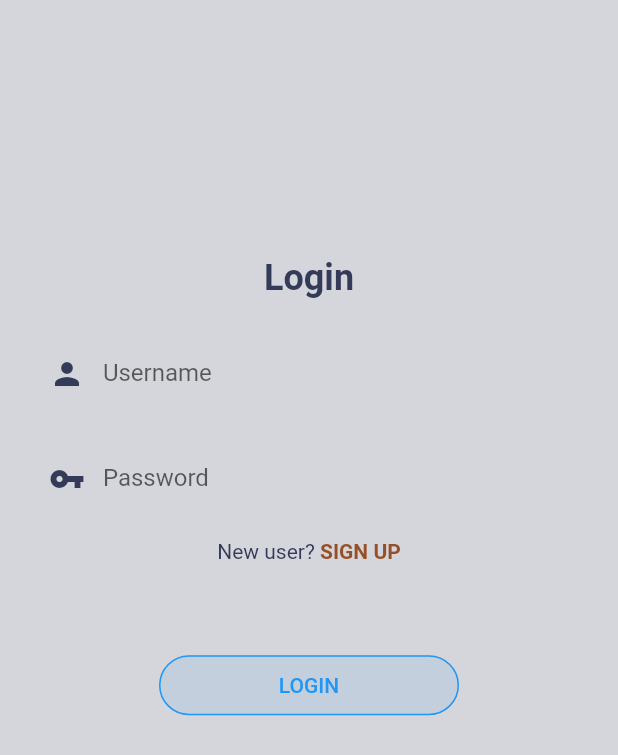
After one commit to GregoryKogan/Insighter-Frontend, a Flutter app: the LoginView screen opened directly, on a phone screen of 412 x 824 dp. The commit adds this screen. Shown: the top 755 px of the screen. Run offline on Flutter 3.47's test engine with Material 2 defaults, Android fonts, the phone set to English and light mode, and no system bars; our stand-ins replace flutter_secure_storage, get, get_storage; missing offline and left inert: jwt_decode; accounts and stored records are empty; network calls fail.

Commit message:
ScrollableView widget created

```diff
--- a/mw_insider/lib/theming/themes.dart
+++ b/mw_insider/lib/theming/themes.dart
@@ -4,16 +4,20 @@ class MyColors extends ThemeExtension<MyColors> {
   const MyColors({
     required this.textColor,
     required this.errorColor,
+    required this.overScrollColor,
   });
 
   final Color? textColor;
   final Color? errorColor;
+  final Color? overScrollColor;
 
   @override
-  ThemeExtension<MyColors> copyWith({Color? textColor, Color? errorColor}) {
+  ThemeExtension<MyColors> copyWith(
+      {Color? textColor, Color? errorColor, Color? overScrollColor}) {
     return MyColors(
       textColor: textColor ?? this.textColor,
       errorColor: errorColor ?? this.errorColor,
+      overScrollColor: overScrollColor ?? this.overScrollColor,
     );
   }
 
@@ -25,6 +29,7 @@ class MyColors extends ThemeExtension<MyColors> {
     return MyColors(
       textColor: Color.lerp(textColor, other.textColor, t),
       errorColor: Color.lerp(errorColor, other.errorColor, t),
+      overScrollColor: Color.lerp(overScrollColor, other.overScrollColor, t),
     );
   }
 }
@@ -35,6 +40,7 @@ class Themes {
       const MyColors(
         textColor: Color(0xff343b58),
         errorColor: Color(0xff8c4351),
+        overScrollColor: Color(0xff5a4a78),
       ),
     ],
     scaffoldBackgroundColor: const Color(0xffd5d6db),
@@ -62,6 +68,7 @@ class Themes {
       const MyColors(
         textColor: Color(0xffc0caf5),
         errorColor: Color(0xfff7768e),
+        overScrollColor: Color(0xffbb9af7),
       ),
     ],
     scaffoldBackgroundColor: const Color(0xff1a1b26),
--- a/mw_insider/lib/views/login.dart
+++ b/mw_insider/lib/views/login.dart
@@ -1,9 +1,12 @@
+import 'dart:math';
+
 import 'package:flutter/material.dart';
 import 'package:mw_insider/widgets/error_message.dart';
 import 'package:mw_insider/widgets/login_button.dart';
 import 'package:mw_insider/widgets/login_input.dart';
 import 'package:mw_insider/widgets/new_user_span.dart';
 import 'package:mw_insider/widgets/password_input.dart';
+import 'package:mw_insider/widgets/scrollable_view.dart';
 
 class LoginView extends StatelessWidget {
   const LoginView({Key? key}) : super(key: key);
@@ -11,8 +14,11 @@ class LoginView extends StatelessWidget {
   @override
   Widget build(BuildContext context) {
     return Scaffold(
-      body: Center(
-          child: Column(children: [
+      body: ScrollableView(
+        minHeight: 400.0,
+        screenHeightFactor: 1.0,
+        child: Center(
+            child: Column(mainAxisSize: MainAxisSize.min, children: [
           const Spacer(flex: 6),
           const Text(
             'Login',
@@ -30,6 +36,7 @@ class LoginView extends StatelessWidget {
           LoginButton(),
           const Spacer(flex: 12),
         ])),
+      ),
     );
   }
 }
--- a/mw_insider/lib/views/signup.dart
+++ b/mw_insider/lib/views/signup.dart
@@ -6,6 +6,7 @@ import 'package:mw_insider/widgets/log_in_span.dart';
 import 'package:mw_insider/widgets/login_input.dart';
 import 'package:mw_insider/widgets/password_confirmation_input.dart';
 import 'package:mw_insider/widgets/password_input.dart';
+import 'package:mw_insider/widgets/scrollable_view.dart';
 import 'package:mw_insider/widgets/signup_button.dart';
 
 class SignUpView extends StatelessWidget {
@@ -24,7 +25,10 @@ class SignUpView extends StatelessWidget {
         return Future.value(false);
       },
       child: Scaffold(
-        body: Center(
+        body: ScrollableView(
+          minHeight: 450,
+          screenHeightFactor: 1,
+          child: Center(
               child: Column(children: [
             const Spacer(flex: 6),
             const Text(
@@ -46,6 +50,7 @@ class SignUpView extends StatelessWidget {
             const Spacer(flex: 12),
           ])),
         ),
+      ),
     );
   }
 }
--- /dev/null
+++ b/mw_insider/lib/widgets/scrollable_view.dart
@@ -0,0 +1,37 @@
+import 'dart:math';
+import 'package:flutter/material.dart';
+import 'package:get/get.dart';
+import 'package:mw_insider/theming/themes.dart';
+
+class ScrollableView extends StatelessWidget {
+  const ScrollableView({
+    Key? key,
+    required this.screenHeightFactor,
+    required this.minHeight,
+    required this.child,
+    this.color,
+  }) : super(key: key);
+
+  final Widget child;
+  final double minHeight;
+  final double screenHeightFactor;
+  final Color? color;
+
+  @override
+  Widget build(BuildContext context) {
+    return GlowingOverscrollIndicator(
+      axisDirection: AxisDirection.down,
+      color: context.theme.extension<MyColors>()!.overScrollColor!,
+      child: SingleChildScrollView(
+        child: Container(
+          color: color,
+          child: SizedBox(
+            height: max(minHeight,
+                MediaQuery.of(context).size.height * screenHeightFactor),
+            child: child,
+          ),
+        ),
+      ),
+    );
+  }
+}
```
Lines whose indentation alone changed are shown as unchanged.
